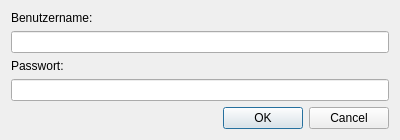
First picture: the form in src/teacherlogin.ui, repository stes/it4kids, before the edit.
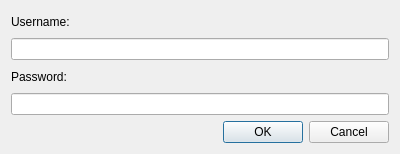
Second picture: the form after the edit.

```diff
--- a/src/teacherlogin.ui
+++ b/src/teacherlogin.ui
@@ -7,7 +7,7 @@
     <x>0</x>
     <y>0</y>
     <width>400</width>
-    <height>131</height>
+    <height>154</height>
    </rect>
   </property>
   <property name="windowTitle">
@@ -17,7 +17,7 @@
    <item>
     <widget class="QLabel" name="label">
      <property name="text">
-      <string>Benutzername:</string>
+      <string>Username:</string>
      </property>
     </widget>
    </item>
@@ -27,7 +27,7 @@
    <item>
     <widget class="QLabel" name="label_2">
      <property name="text">
-      <string>Passwort:</string>
+      <string>Password:</string>
      </property>
     </widget>
    </item>
```
Left out of the diff: 4 changed lines with no effect on the pictures.
